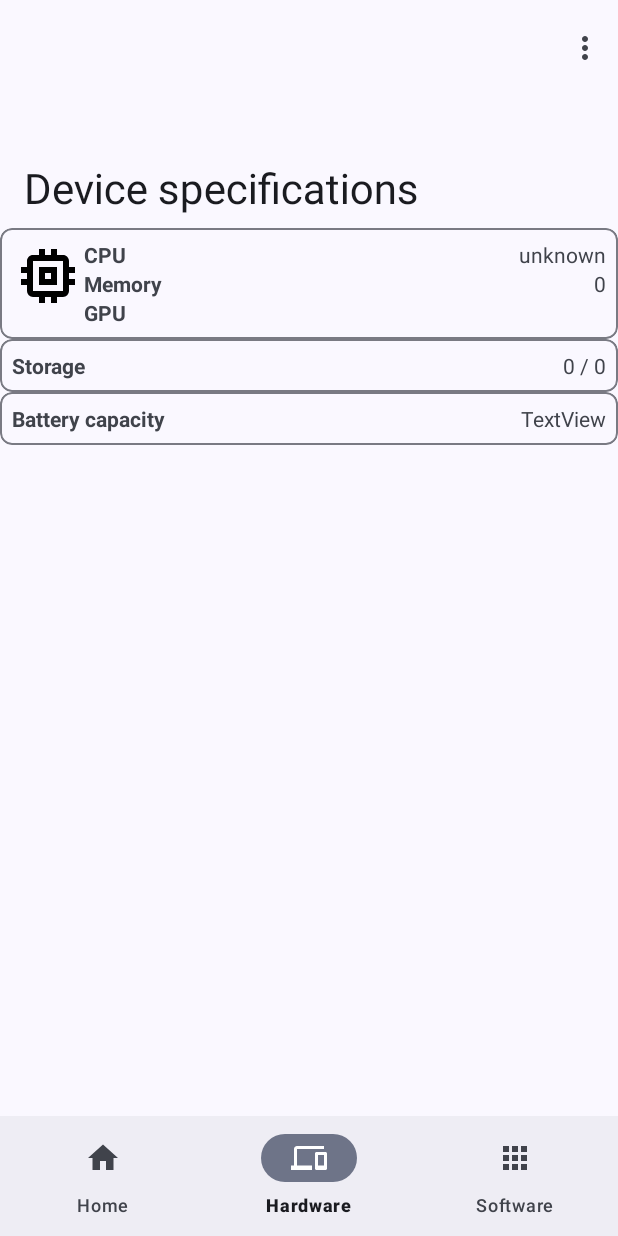
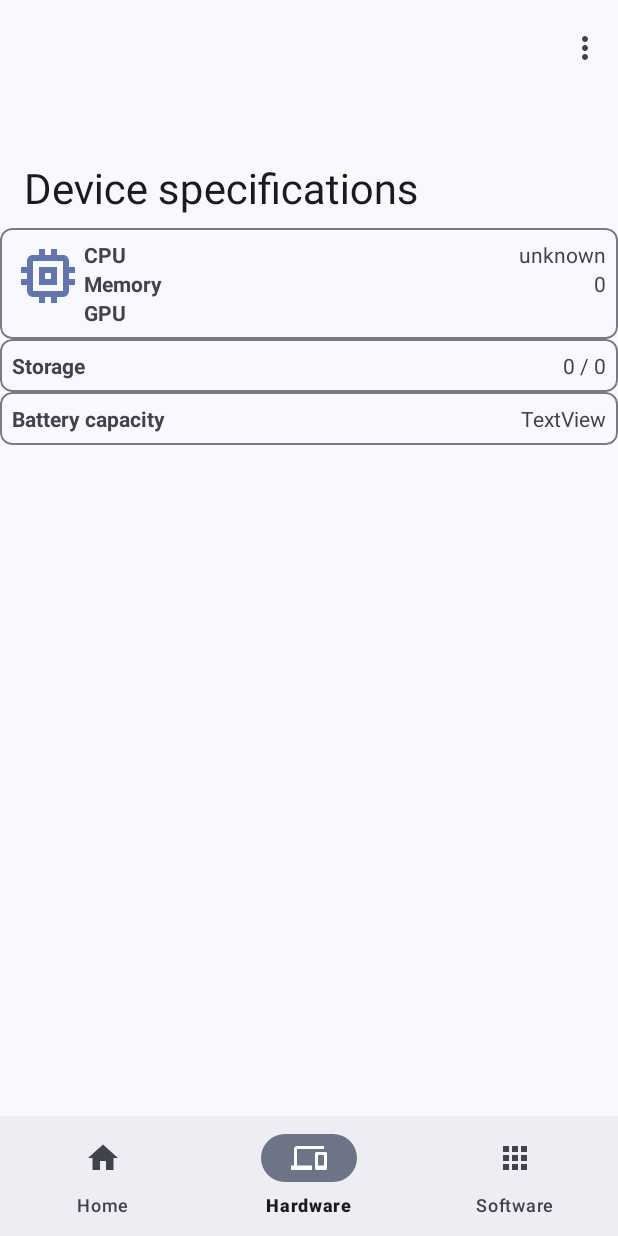
Before and after one commit to errortek/jpb24, an Android app: the DashboardFragment screen opened through its navigation route, on a phone screen of 412 x 824 dp. Run offline under Robolectric (Android 15) with nearby library versions, the phone set to English and light mode, and no system bars; our stand-ins replace navigation-ui.

Commit message:
UI fixes

```diff
--- a/app/src/main/java/com/jpb/jpb24/ui/dashboard/DashboardFragment.kt
+++ b/app/src/main/java/com/jpb/jpb24/ui/dashboard/DashboardFragment.kt
@@ -2,6 +2,7 @@ package com.jpb.jpb24.ui.dashboard
 
 import android.app.ActivityManager
 import android.content.Context
+import android.content.res.ColorStateList
 import android.os.Build
 import android.os.Bundle
 import android.os.Environment
@@ -9,7 +10,11 @@ import android.os.StatFs
 import android.view.LayoutInflater
 import android.view.View
 import android.view.ViewGroup
+import android.widget.ImageView
 import android.widget.TextView
+import androidx.annotation.ColorRes
+import androidx.core.content.ContextCompat
+import androidx.core.widget.ImageViewCompat
 import androidx.fragment.app.Fragment
 import androidx.lifecycle.ViewModelProvider
 import com.jpb.jpb24.databinding.FragmentDashboardBinding
@@ -60,6 +65,7 @@ class DashboardFragment : Fragment() {
         gputext.text = gpu_vendor
         val storagetext: TextView = binding.StorageDetails
         storagetext.text = formatSize(getUsedInternalMemorySize()) + " / " + formatSize(getTotalInternalMemorySize())
+        binding.imageView.setTint(com.google.android.material.R.color.material_dynamic_primary50)
         return root
     }
 
@@ -111,4 +117,8 @@ class DashboardFragment : Fragment() {
             -11111111
         }
     }
+
+    fun ImageView.setTint(@ColorRes colorRes: Int) {
+        ImageViewCompat.setImageTintList(this, ColorStateList.valueOf(ContextCompat.getColor(context, colorRes)))
+    }
 }
--- a/app/src/main/res/layout-w600dp/activity_main.xml
+++ b/app/src/main/res/layout-w600dp/activity_main.xml
@@ -30,6 +30,9 @@
         </com.google.android.material.appbar.CollapsingToolbarLayout>
     </com.google.android.material.appbar.AppBarLayout>
 
-    <include layout="@layout/activity_main_content"/>
+    <include layout="@layout/activity_main_content"
+        android:layout_width="wrap_content"
+        android:layout_height="match_parent"
+        android:layout_marginTop="152dp"/>
 
 </androidx.coordinatorlayout.widget.CoordinatorLayout>
--- a/app/src/main/res/layout-w600dp/activity_main_content.xml
+++ b/app/src/main/res/layout-w600dp/activity_main_content.xml
@@ -3,6 +3,19 @@
     android:layout_width="match_parent"
     android:layout_height="match_parent"
     xmlns:app="http://schemas.android.com/apk/res-auto">
+
+    <fragment
+        android:id="@+id/nav_host_fragment_activity_main"
+        android:name="androidx.navigation.fragment.NavHostFragment"
+        android:layout_width="match_parent"
+        android:layout_height="match_parent"
+        android:layout_marginLeft="80dp"
+        app:defaultNavHost="true"
+        app:layout_constraintBottom_toBottomOf="parent"
+        app:layout_constraintLeft_toRightOf="@id/nav_view"
+        app:layout_constraintRight_toRightOf="parent"
+        app:layout_constraintTop_toTopOf="parent"
+        app:navGraph="@navigation/mobile_navigation" />
 
     <com.google.android.material.navigationrail.NavigationRailView
         android:id="@+id/nav_view"
@@ -11,16 +24,4 @@
         app:layout_constraintLeft_toLeftOf="parent"
         app:layout_constraintTop_toTopOf="parent"
         app:menu="@menu/bottom_nav_menu" />
-
-    <fragment
-        android:id="@+id/nav_host_fragment_activity_main"
-        android:name="androidx.navigation.fragment.NavHostFragment"
-        android:layout_width="wrap_content"
-        android:layout_height="match_parent"
-        app:defaultNavHost="true"
-        app:layout_constraintBottom_toBottomOf="parent"
-        app:layout_constraintLeft_toRightOf="@id/nav_view"
-        app:layout_constraintRight_toRightOf="parent"
-        app:layout_constraintTop_toTopOf="parent"
-        app:navGraph="@navigation/mobile_navigation" />
 </androidx.constraintlayout.widget.ConstraintLayout>
--- a/app/src/main/res/layout/fragment_home.xml
+++ b/app/src/main/res/layout/fragment_home.xml
@@ -39,6 +39,7 @@
                         android:id="@+id/imageView"
                         android:layout_width="48dp"
                         android:layout_height="48dp"
+                        android:layout_marginRight="4dp"
                         android:foregroundTint="?android:attr/colorPrimary"
                         android:foregroundTintMode="src_over"
                         tools:srcCompat="@drawable/cellphone" />
@@ -114,6 +115,7 @@
                         android:id="@+id/imageView2"
                         android:layout_width="48dp"
                         android:layout_height="48dp"
+                        android:layout_marginRight="4dp"
                         tools:srcCompat="@drawable/cellphone" />
 
                     <LinearLayout
--- a/app/src/main/res/layout/fragment_notifications.xml
+++ b/app/src/main/res/layout/fragment_notifications.xml
@@ -31,6 +31,7 @@
                         android:id="@+id/OSImageView"
                         android:layout_width="48dp"
                         android:layout_height="48dp"
+                        android:layout_marginRight="4dp"
                         tools:srcCompat="@drawable/cellphone" />
 
                     <LinearLayout
```
